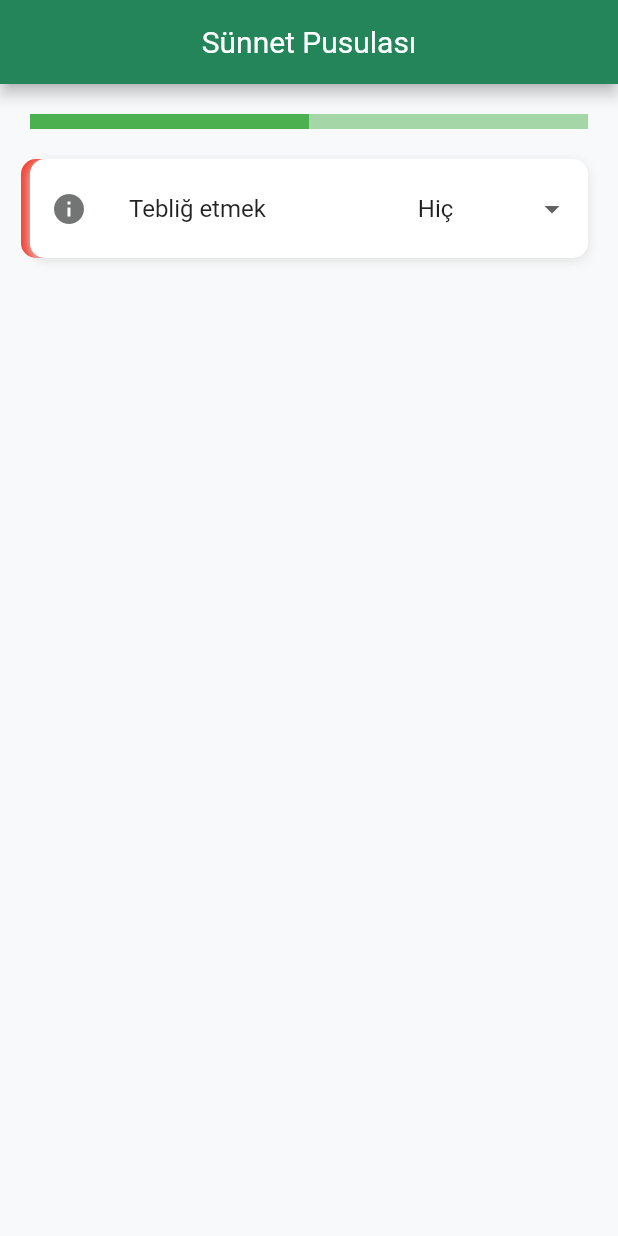
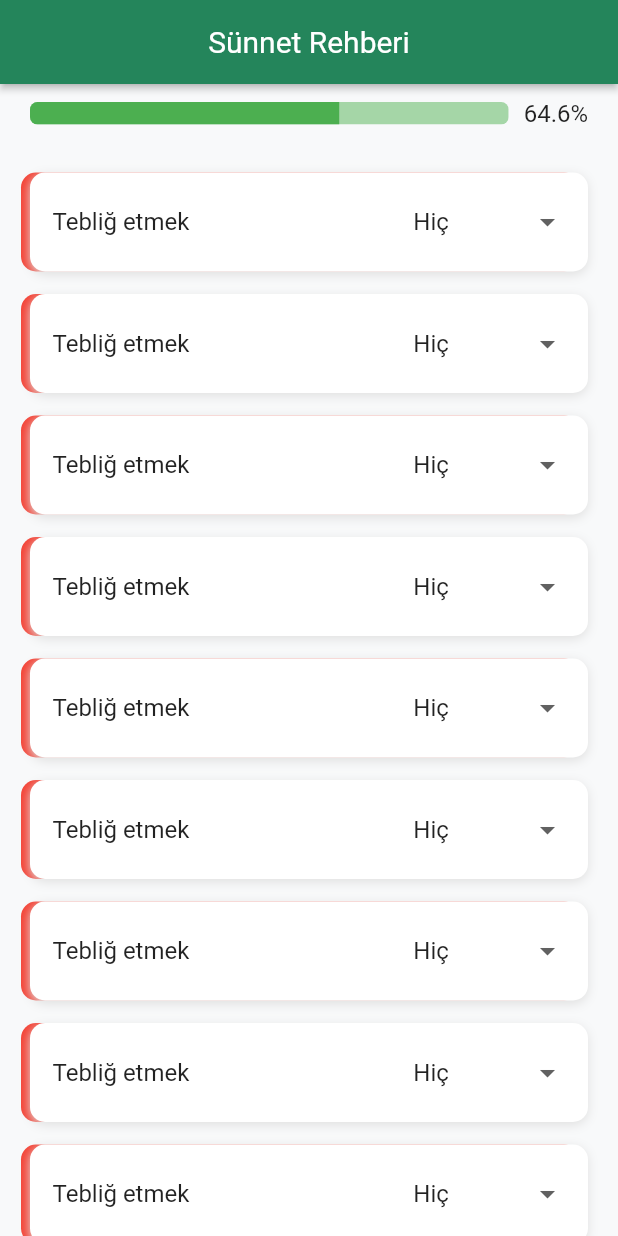
Before and after one commit to Emir1719/sunnah, a Flutter app: the screen it shows after launch, on a phone screen of 412 x 824 dp. Run offline on Flutter 3.47's test engine with Material 2 defaults, Android fonts, the phone set to English and light mode, and no system bars; our stand-ins replace get_it, youtube_player_iframe.

Commit message:
ui updated and app icon added

```diff
--- a/lib/constants/color.dart
+++ b/lib/constants/color.dart
@@ -5,4 +5,6 @@ class ProjectColor {
   final infoIcon = const Color(0xff737474);
   final green = Colors.green;
   final mettalicGreen = const Color(0xff24855B);
+  final whiteGreen = const Color(0xffF7FCFC);
+  //color: Color(0xffF9FAFD), // Strong White
 }
--- a/lib/constants/light_theme.dart
+++ b/lib/constants/light_theme.dart
@@ -17,6 +17,7 @@ class ThemeLight {
   AppBarTheme _appBarTheme() {
     return AppBarTheme(
       centerTitle: true,
+      elevation: 2,
       color: _color.mettalicGreen,
       titleTextStyle: const TextStyle(fontSize: 20),
       systemOverlayStyle: SystemUiOverlayStyle(
--- a/lib/constants/style.dart
+++ b/lib/constants/style.dart
@@ -12,13 +12,22 @@ class ProjectStyle {
 
   ///Video başlığının ve butonların bulunduğu kısmın stili.
   BoxDecoration videoTitle = const BoxDecoration(
-    color: Color(0xffF9FAFD), // Strong White
     border: Border(
       bottom: BorderSide(width: 0.5, color: Colors.grey),
     ),
   );
 
-  TextStyle videoTitleText = const TextStyle(fontSize: 18, fontWeight: FontWeight.w500);
+  TextStyle videoTitleText = const TextStyle(
+    fontSize: 18,
+    fontWeight: FontWeight.w500,
+    color: Colors.black,
+  );
 
-  TextStyle videoDescriptionText = const TextStyle(fontSize: 17, height: 1.5);
+  TextStyle videoDescriptionText = const TextStyle(
+    fontSize: 17,
+    height: 1.5,
+    color: Colors.black,
+  );
+
+  TextStyle percentValue = const TextStyle(fontSize: 16);
 }
--- a/lib/main.dart
+++ b/lib/main.dart
@@ -1,15 +1,14 @@
 import 'package:flutter/material.dart';
-import 'package:flutter/services.dart';
 import 'package:sunnah/constants/light_theme.dart';
 import 'package:sunnah/locator.dart';
 import 'package:sunnah/pages/home.dart';
 
 void main() {
   WidgetsFlutterBinding.ensureInitialized();
-  SystemChrome.setPreferredOrientations([
+  /*SystemChrome.setPreferredOrientations([
     DeviceOrientation.portraitUp,
     DeviceOrientation.portraitDown,
-  ]); //Yatay döndürmeyi kapatır
+  ]); //Yatay döndürmeyi kapatır*/
   setupLocator();
   runApp(const MainApp());
 }
--- a/lib/pages/home.dart
+++ b/lib/pages/home.dart
@@ -1,4 +1,5 @@
 import 'package:flutter/material.dart';
+import 'package:sunnah/widgets/percent.dart';
 import 'package:sunnah/widgets/task_item.dart';
 
 class Home extends StatelessWidget {
@@ -7,15 +8,21 @@ class Home extends StatelessWidget {
   @override
   Widget build(BuildContext context) {
     return Scaffold(
-      appBar: AppBar(title: const Text("Sünnet Pusulası"), centerTitle: true),
-      body: Padding(
-        padding: const EdgeInsets.all(20.0),
+      appBar: AppBar(title: const Text("Sünnet Rehberi"), centerTitle: true),
+      body: SafeArea(
         child: Column(
-          children: const [
-            LinearProgressIndicator(value: 0.5, minHeight: 10),
-            //Text("%50"),
-            SizedBox(height: 20),
-            TaskItem(),
+          children: [
+            const Percent(),
+            Expanded(
+              child: ListView.separated(
+                padding: const EdgeInsets.all(20),
+                itemCount: 15,
+                separatorBuilder: (context, index) => const SizedBox(height: 15),
+                itemBuilder: (context, index) {
+                  return const TaskItem();
+                },
+              ),
+            ),
           ],
         ),
       ),
--- a/lib/pages/task_detail.dart
+++ b/lib/pages/task_detail.dart
@@ -1,4 +1,6 @@
 import 'package:flutter/material.dart';
+import 'package:sunnah/constants/color.dart';
+import 'package:sunnah/locator.dart';
 import 'package:sunnah/widgets/video_body.dart';
 import 'package:youtube_player_iframe/youtube_player_iframe.dart';
 
@@ -12,6 +14,7 @@ class TaskDetail extends StatefulWidget {
 }
 
 class TaskDetailState extends State<TaskDetail> {
+  final color = locator<ProjectColor>();
   YoutubePlayerController controller = YoutubePlayerController.fromVideoId(
     videoId: 'P79my65IpEk', //9my65IpEk
     autoPlay: false,
@@ -35,7 +38,7 @@ class TaskDetailState extends State<TaskDetail> {
         child: YoutubePlayerScaffold(
           enableFullScreenOnVerticalDrag: false, //aktif olunca ayarlar çalışmıyor!
           controller: controller,
-          backgroundColor: Colors.white,
+          backgroundColor: color.white,
           aspectRatio: 16 / 9,
           builder: (context, player) {
             Orientation orientation = MediaQuery.of(context).orientation;
--- /dev/null
+++ b/lib/widgets/percent.dart
@@ -0,0 +1,36 @@
+import 'package:flutter/material.dart';
+import 'package:sunnah/constants/color.dart';
+import 'package:sunnah/constants/style.dart';
+import 'package:sunnah/locator.dart';
+
+class Percent extends StatelessWidget {
+  const Percent({super.key});
+
+  @override
+  Widget build(BuildContext context) {
+    double progressValue = 0.646; // ilerleme değeri
+    var color = locator<ProjectColor>();
+    var style = locator<ProjectStyle>();
+
+    return Padding(
+      padding: const EdgeInsets.symmetric(horizontal: 20, vertical: 10),
+      child: Row(
+        children: [
+          Expanded(
+            child: ClipRRect(
+              borderRadius: BorderRadius.circular(5),
+              child: LinearProgressIndicator(value: progressValue, minHeight: 15, color: color.green),
+            ),
+          ),
+          Padding(
+            padding: const EdgeInsets.only(left: 10),
+            child: Text(
+              '${(progressValue * 100).toStringAsFixed(1)}%',
+              style: style.percentValue,
+            ),
+          ),
+        ],
+      ),
+    );
+  }
+}
--- a/lib/widgets/task_item.dart
+++ b/lib/widgets/task_item.dart
@@ -1,5 +1,4 @@
 import 'package:flutter/material.dart';
-import 'package:sunnah/constants/color.dart';
 import 'package:sunnah/constants/style.dart';
 import 'package:sunnah/locator.dart';
 import 'package:sunnah/pages/task_detail.dart';
@@ -11,33 +10,31 @@ class TaskItem extends StatelessWidget {
 
   @override
   Widget build(BuildContext context) {
-    final color = locator<ProjectColor>();
     final style = locator<ProjectStyle>();
 
     return Container(
       decoration: style.taskContainer,
-      child: ListTile(
-        contentPadding: const EdgeInsets.symmetric(horizontal: 2, vertical: 5) + const EdgeInsets.only(right: 10),
-        trailing: const MyDropdownButton(),
-        leading: IconButton(
-          onPressed: () {
-            Navigator.push(
-              context,
-              MaterialPageRoute(
-                builder: (context) => const TaskDetail(title: "Tebliğ etmek"),
-              ),
-            );
-          },
-          padding: EdgeInsets.zero,
-          icon: const Icon(Icons.info),
-          color: color.infoIcon,
-        ),
-        title: const Text(
-          "Tebliğ etmek",
-          overflow: TextOverflow.ellipsis,
-          maxLines: 3,
+      child: GestureDetector(
+        onTap: () => onTab(context),
+        child: const ListTile(
+          contentPadding: EdgeInsets.symmetric(horizontal: 15, vertical: 5),
+          trailing: MyDropdownButton(),
+          title: Text(
+            "Tebliğ etmek",
+            overflow: TextOverflow.ellipsis,
+            maxLines: 3,
+          ),
         ),
       ),
     );
   }
+
+  void onTab(BuildContext context) {
+    Navigator.push(
+      context,
+      MaterialPageRoute(
+        builder: (context) => const TaskDetail(title: "Tebliğ etmek"),
+      ),
+    );
+  }
 }
```
Also changed, not shown: 5 other files.
